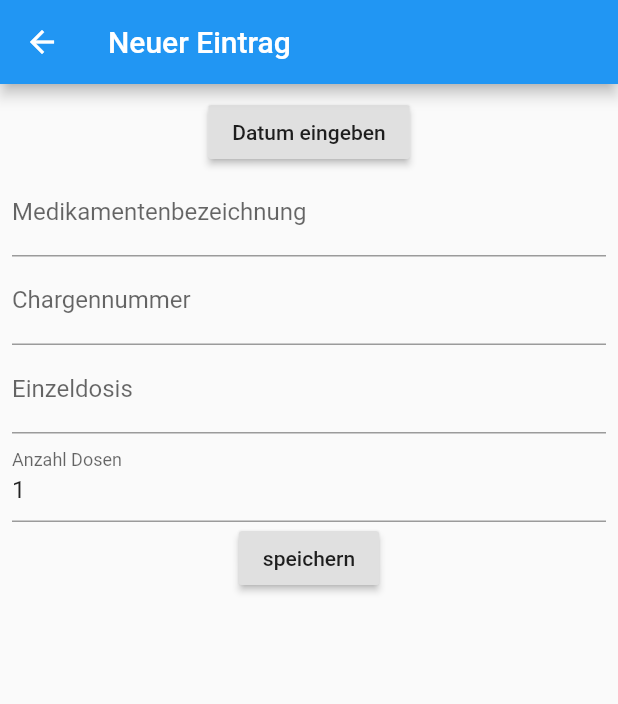
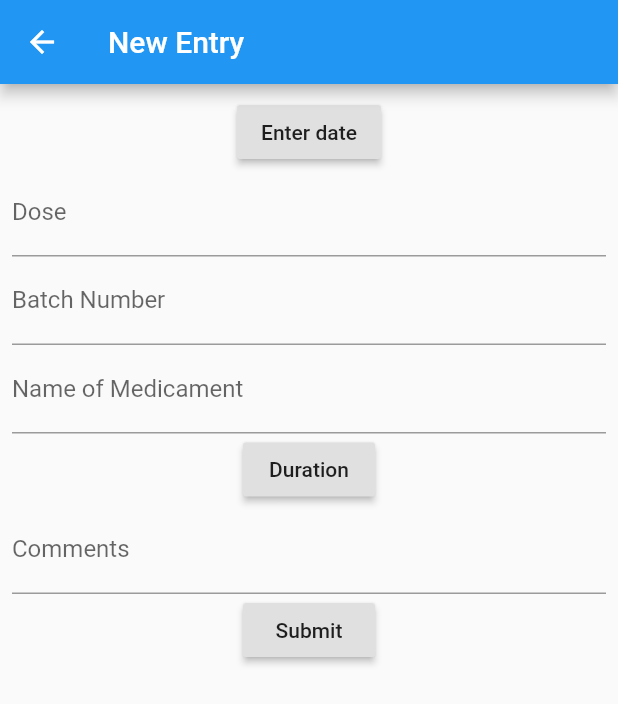
Before and after one commit to schnedo/therapy_calendar, a Flutter app: the AddMedicationEntry screen opened by its route, on a phone screen of 412 x 824 dp. Shown: the top 704 px of the screen. Run offline on Flutter 3.47's test engine with Material 2 defaults, Android fonts, the phone set to English and light mode, and no system bars; our stand-ins replace built_collection, built_value, flutter_bloc; generated files the repository leaves out were written again.

Commit message:
Added FormFields for the model
THese work as normal form fields do, with eigher an onSaved or an
onChanged action. Additionally they use themselves when needed for the
construction of the value.

```diff
--- a/lib/l10n/intl_en_US.arb
+++ b/lib/l10n/intl_en_US.arb
@@ -3,5 +3,19 @@
   "dayViewTitle": "Therapy Calendar",
   "dayViewDateHeader": "Date",
   "dayViewMedicationHeader": "Medication",
-  "dayViewDurationHeader": "Duration"
+  "dayViewDurationHeader": "Duration",
+  "addBatchNumberLabel": "Batch Number",
+  "addBatchNumberInvalidValidation": "Please enter batch number",
+  "addDoseLabel": "Dose",
+  "addDoseInvalidValidation": "Please enter the dose",
+  "addMedicationEntryDateButton": "Enter date",
+  "addMedicamentNameLabel": "Name of Medicament",
+  "addMedicamentNameInvalidValidation": "Please enter the name of medicament",
+  "addMedicationEntryCommentsLabel": "Comments",
+  "addMedicationEntryDurationLabel": "Duration",
+  "addMedicationEntryDurationTimePickerHelpText": "Duration",
+  "addMedicationEntryDurationTimePickerConfirmText": "Submit",
+  "addMedicationEntryDurationTimePickerCancelText": "Cancel",
+  "addMedicationEntryViewTitle": "New Entry",
+  "addMedicationEntryViewSubmitButton": "Submit"
 }
--- a/lib/views/add_medication_entry.dart
+++ b/lib/views/add_medication_entry.dart
@@ -1,19 +1,18 @@
 import 'package:flutter/material.dart';
-import 'package:flutter/services.dart';
 import 'package:flutter_bloc/flutter_bloc.dart';
 import 'package:therapy_calendar/bloc/medication_entry_bloc.dart';
-import 'package:therapy_calendar/model/medication_entry.dart';
+import 'package:therapy_calendar/generated/l10n.dart';
+import 'package:therapy_calendar/widgets/medication_entry/add.dart';
 
 class AddMedicationEntry extends StatelessWidget {
   static const routeName = '/medication_entry/add';
 
   final _formKey = GlobalKey<FormState>();
-  final _builder = MedicationEntryBuilder();
 
   @override
   Widget build(BuildContext context) => Scaffold(
         appBar: AppBar(
-          title: const Text('Neuer Eintrag'),
+          title: Text(S.of(context).addMedicationEntryViewTitle),
         ),
         body: Form(
           key: _formKey,
@@ -21,69 +20,23 @@ class AddMedicationEntry extends StatelessWidget {
               padding: const EdgeInsets.all(8),
               child: Column(
                 children: [
-                RaisedButton(
-                  onPressed: () => showDatePicker(
-                    context: context,
-                    initialDate: DateTime.now(),
-                    lastDate: DateTime.now(),
-                    firstDate: DateTime(2020),
-                  ).then((value) => _builder.date = value),
-                  child: const Text('Datum eingeben'),
-                ),
-                TextFormField(
-                  decoration: const InputDecoration(
-                      labelText: 'Medikamentenbezeichnung'),
-                  validator: (value) => value.isEmpty
-                      ? 'Bitte Medikamentenbezeichnung eingeben'
-                      : null,
-                  onSaved: (value) {
-                    //_builder.medication.name = value;
-                  },
-                ),
-                TextFormField(
-                  decoration: const InputDecoration(labelText: 'Chargennummer'),
-                  keyboardType: TextInputType.number,
-                  inputFormatters: [FilteringTextInputFormatter.digitsOnly],
-                  validator: (value) =>
-                      value.isEmpty ? 'Bitte Chargennummer eingeben' : null,
-                  onSaved: (value) {
-                    // _builder.medication.batchNumber = int.parse(value);
-                  },
-                ),
-                TextFormField(
-                  decoration: const InputDecoration(labelText: 'Einzeldosis'),
-                  keyboardType: TextInputType.number,
-                  inputFormatters: [FilteringTextInputFormatter.digitsOnly],
-                  validator: (value) =>
-                      value.isEmpty ? 'Bitte Einzeldosis eingeben' : null,
-                  onSaved: (value) {
-                    //_builder.dose.singleDose = int.parse(value);
-                  },
-                ),
-                TextFormField(
-                  decoration: const InputDecoration(labelText: 'Anzahl Dosen'),
-                  initialValue: '1',
-                  keyboardType: TextInputType.number,
-                  inputFormatters: [FilteringTextInputFormatter.digitsOnly],
-                  validator: (value) =>
-                      value.isEmpty ? 'Bitte Anzahl Dosen eingeben' : null,
-                  onSaved: (value) {
-                    //_builder.dose.count = int.parse(value);
+                  AddMedicationEntryFormField(
+                    onSaved: (entry) {
+                      context.bloc<MedicationEntryBloc>().add(entry);
                     },
                   ),
                   RaisedButton(
                     onPressed: () {
                       if (_formKey.currentState.validate()) {
                         _formKey.currentState.save();
-                      context.bloc<MedicationEntryBloc>().add(_builder.build());
                         Navigator.pop(context);
                       }
                     },
-                  child: const Text('speichern'),
+                    child:
+                        Text(S.of(context).addMedicationEntryViewSubmitButton),
                   )
                 ],
-            ),
-          ),
+              )),
         ),
       );
 }
--- /dev/null
+++ b/lib/widgets/batch_number/add.dart
@@ -0,0 +1,41 @@
+import 'package:flutter/foundation.dart';
+import 'package:flutter/material.dart';
+import 'package:flutter/services.dart';
+import 'package:therapy_calendar/generated/l10n.dart';
+import 'package:therapy_calendar/model/batch_number.dart';
+
+class AddBatchNumberFormField extends StatelessWidget {
+  const AddBatchNumberFormField({this.onSaved, this.onChanged, Key key})
+      : assert(onSaved != null || onChanged != null,
+            'Either onChanged or onSaved have to be present'),
+        super(key: key);
+
+  // ignore: diagnostic_describe_all_properties
+  final FormFieldSetter<BatchNumber> onSaved;
+  // ignore: diagnostic_describe_all_properties
+  final ValueChanged<BatchNumber> onChanged;
+
+  @override
+  Widget build(BuildContext context) => TextFormField(
+      decoration: InputDecoration(labelText: S.of(context).addBatchNumberLabel),
+      keyboardType: TextInputType.number,
+      inputFormatters: [FilteringTextInputFormatter.digitsOnly],
+      validator: (value) =>
+          value.isEmpty ? S.of(context).addBatchNumberInvalidValidation : null,
+      onChanged: (value) {
+        if (onChanged == null) {
+          return;
+        }
+
+        final number = int.parse(value);
+        onChanged(BatchNumber((b) => b..number = number));
+      },
+      onSaved: (value) {
+        if (onSaved == null) {
+          return;
+        }
+
+        final number = int.parse(value);
+        onSaved(BatchNumber((b) => b..number = number));
+      });
+}
--- /dev/null
+++ b/lib/widgets/dose/add.dart
@@ -0,0 +1,37 @@
+import 'package:flutter/material.dart';
+import 'package:flutter/services.dart';
+import 'package:therapy_calendar/generated/l10n.dart';
+import 'package:therapy_calendar/model/dose.dart';
+
+class AddDoseFormField extends StatelessWidget {
+  const AddDoseFormField({this.onSaved, this.onChanged, Key key})
+      : assert(onSaved != null || onChanged != null,
+            'Either onChanged or onSaved have to be present'),
+        super(key: key);
+
+  // ignore: diagnostic_describe_all_properties
+  final FormFieldSetter<Dose> onSaved;
+  // ignore: diagnostic_describe_all_properties
+  final ValueChanged<Dose> onChanged;
+
+  @override
+  Widget build(BuildContext context) => TextFormField(
+        decoration: InputDecoration(labelText: S.of(context).addDoseLabel),
+        keyboardType: TextInputType.number,
+        inputFormatters: [FilteringTextInputFormatter.digitsOnly],
+        validator: (value) =>
+            value.isEmpty ? S.of(context).addDoseInvalidValidation : null,
+        onSaved: onSaved != null
+            ? (value) {
+                final amount = int.parse(value);
+                onSaved(Dose((b) => b..amount = amount));
+              }
+            : null,
+        onChanged: onChanged != null
+            ? (value) {
+                final amount = int.parse(value);
+                onChanged(Dose((b) => b..amount = amount));
+              }
+            : null,
+      );
+}
--- /dev/null
+++ b/lib/widgets/medication/add.dart
@@ -0,0 +1,76 @@
+import 'package:flutter/material.dart';
+import 'package:therapy_calendar/model/dose.dart';
+import 'package:therapy_calendar/model/medicament.dart';
+import 'package:therapy_calendar/model/medication.dart';
+import 'package:therapy_calendar/widgets/dose/add.dart';
+import 'package:therapy_calendar/widgets/medicament/add.dart';
+
+class AddMedicationFormField extends FormField<Medication> {
+  AddMedicationFormField(
+      {FormFieldSetter<Medication> onSaved, this.onChanged, Key key})
+      : super(
+            onSaved: onSaved,
+            builder: (state) {
+              final _AddMedicationFormFieldState formState = state;
+
+              return Column(
+                children: [
+                  AddDoseFormField(
+                    onChanged: formState.doseChanged,
+                  ),
+                  AddMedicamentFormField(
+                    onChanged: formState.medicamentChanged,
+                  ),
+                ],
+              );
+            },
+            key: key);
+
+  // ignore: diagnostic_describe_all_properties
+  final ValueChanged<Medication> onChanged;
+
+  @override
+  _AddMedicationFormFieldState createState() => _AddMedicationFormFieldState();
+}
+
+class _AddMedicationFormFieldState extends FormFieldState<Medication> {
+  final MedicationBuilder _builder = MedicationBuilder();
+
+  void doseChanged(Dose dose) {
+    _builder.dose = dose.toBuilder();
+    _changed();
+  }
+
+  void medicamentChanged(Medicament medicament) {
+    _builder.medicament = medicament.toBuilder();
+    _changed();
+  }
+
+  void _changed() {
+    final AddMedicationFormField f = widget;
+    try {
+      final value = _builder.build();
+
+      if (f.onChanged != null) {
+        f.onChanged(value);
+      }
+
+      didChange(value);
+      // ignore: avoid_catches_without_on_clauses
+    } catch (_) {
+      // this should be a built_value error, which we will ignore here
+      // the first change reported will be the change to a correct object
+    }
+  }
+
+  @override
+  bool validate() {
+    try {
+      _builder.build();
+      return true;
+      // ignore: avoid_catches_without_on_clauses
+    } catch (_) {
+      return false;
+    }
+  }
+}
--- /dev/null
+++ b/lib/widgets/medication_entry/add.dart
@@ -0,0 +1,127 @@
+import 'package:built_collection/built_collection.dart';
+import 'package:flutter/material.dart';
+import 'package:therapy_calendar/generated/l10n.dart';
+import 'package:therapy_calendar/model/medication.dart';
+import 'package:therapy_calendar/model/medication_entry.dart';
+import 'package:therapy_calendar/widgets/medication/add.dart';
+
+class AddMedicationEntryFormField extends FormField<MedicationEntry> {
+  AddMedicationEntryFormField(
+      {this.onChanged, FormFieldSetter<MedicationEntry> onSaved, Key key})
+      : assert(onSaved != null || onChanged != null,
+            'Either onChanged or onSaved have to be present'),
+        super(
+            onSaved: onSaved,
+            builder: (state) {
+              final _AddMedicationEntryFormFieldState formState = state;
+
+              return Builder(
+                builder: (context) => Column(
+                  children: [
+                    RaisedButton(
+                      onPressed: () => showDatePicker(
+                        context: context,
+                        initialDate: DateTime.now(),
+                        lastDate: DateTime.now(),
+                        firstDate: DateTime(2020),
+                      ).then(formState.dateChanged),
+                      child: Text(S.of(context).addMedicationEntryDateButton),
+                    ),
+                    AddMedicationFormField(
+                      onChanged: formState.medicationChanged,
+                    ),
+                    RaisedButton(
+                      onPressed: () => showTimePicker(
+                        context: context,
+                        initialTime: const TimeOfDay(hour: 0, minute: 0),
+                        initialEntryMode: TimePickerEntryMode.dial,
+                        builder: (context, child) => Localizations.override(
+                          context: context,
+                          locale: const Locale('de', 'DE'),
+                          child: child,
+                        ),
+                        helpText: S
+                            .of(context)
+                            .addMedicationEntryDurationTimePickerHelpText,
+                        confirmText: S
+                            .of(context)
+                            .addMedicationEntryDurationTimePickerConfirmText,
+                        cancelText: S
+                            .of(context)
+                            .addMedicationEntryDurationTimePickerCancelText,
+                      ).then(formState.durationChanged),
+                      child:
+                          Text(S.of(context).addMedicationEntryDurationLabel),
+                    ),
+                    TextFormField(
+                      decoration: InputDecoration(
+                          labelText:
+                              S.of(context).addMedicationEntryCommentsLabel),
+                      onChanged: formState.commentChanged,
+                    ),
+                  ],
+                ),
+              );
+            },
+            key: key);
+
+  // ignore: diagnostic_describe_all_properties
+  final ValueChanged<MedicationEntry> onChanged;
+
+  @override
+  _AddMedicationEntryFormFieldState createState() =>
+      _AddMedicationEntryFormFieldState();
+}
+
+class _AddMedicationEntryFormFieldState
+    extends FormFieldState<MedicationEntry> {
+  final MedicationEntryBuilder _builder = MedicationEntryBuilder();
+
+  void dateChanged(DateTime date) {
+    _builder.date = date;
+    _changed();
+  }
+
+  void commentChanged(String value) {
+    _builder.comments = value;
+    _changed();
+  }
+
+  void medicationChanged(Medication medication) {
+    _builder.medications = ListBuilder([medication]);
+    _changed();
+  }
+
+  void durationChanged(TimeOfDay timeOfDay) {
+    final duration = Duration(hours: timeOfDay.hour, minutes: timeOfDay.minute);
+    _builder.duration = duration;
+    _changed();
+  }
+
+  @override
+  bool validate() {
+    try {
+      _builder.build();
+      return true;
+      // ignore: avoid_catches_without_on_clauses
+    } catch (_) {
+      return false;
+    }
+  }
+
+  void _changed() {
+    final AddMedicationEntryFormField f = widget;
+    try {
+      final value = _builder.build();
+      if (f.onChanged != null) {
+        f.onChanged(value);
+      }
+
+      didChange(value);
+      // ignore: avoid_catches_without_on_clauses
+    } catch (_) {
+      // this should be a built_value error, which we will ignore here
+      // the first change reported will be the change to a correct object
+    }
+  }
+}
```
Also changed, not shown: lib/l10n/intl_de_DE.arb (+15 -1 lines), lib/views/day_view.dart (+2 -28 lines), lib/widgets/medicament/add.dart (added, +84 -0 lines). Lines whose indentation alone changed are shown as unchanged.
